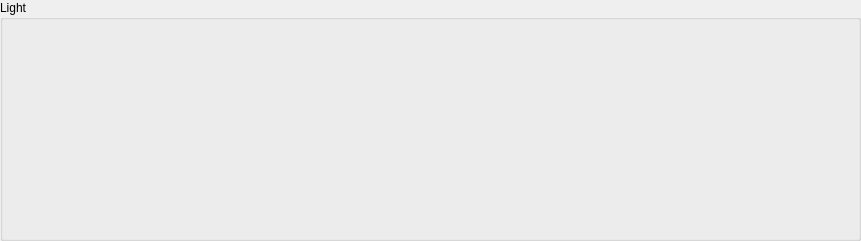
Old version of the form Editor/Sources/PropertyViews/LightComponent.ui in the repository maxon887/Cross.
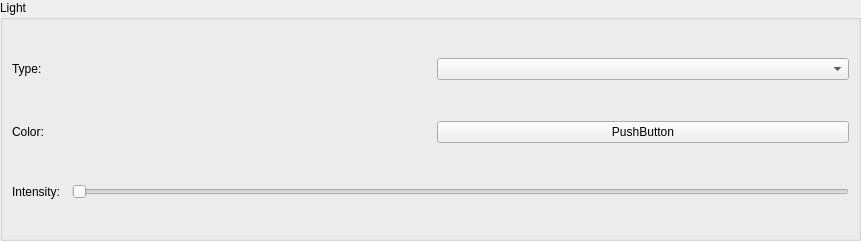
New version of the form. Custom widgets are drawn as their Qt base class.

Commit message: Shader view load file functional

```diff
--- a/Editor/Sources/PropertyViews/LightComponent.ui
+++ b/Editor/Sources/PropertyViews/LightComponent.ui
@@ -41,6 +41,56 @@
       <property name="spacing">
        <number>12</number>
       </property>
+      <item>
+       <layout class="QHBoxLayout" name="typeLayout">
+        <item>
+         <widget class="QLabel" name="typeLabel">
+          <property name="text">
+           <string>Type:</string>
+          </property>
+         </widget>
+        </item>
+        <item>
+         <widget class="QComboBox" name="typeBox"/>
+        </item>
+       </layout>
+      </item>
+      <item>
+       <layout class="QHBoxLayout" name="colorLayout">
+        <item>
+         <widget class="QLabel" name="colorLabel">
+          <property name="text">
+           <string>Color:</string>
+          </property>
+         </widget>
+        </item>
+        <item>
+         <widget class="QPushButton" name="colorBtn">
+          <property name="text">
+           <string>PushButton</string>
+          </property>
+         </widget>
+        </item>
+       </layout>
+      </item>
+      <item>
+       <layout class="QHBoxLayout" name="intensityLayout">
+        <item>
+         <widget class="QLabel" name="intenstyLabel">
+          <property name="text">
+           <string>Intensity:</string>
+          </property>
+         </widget>
+        </item>
+        <item>
+         <widget class="QSlider" name="intensitySlider">
+          <property name="orientation">
+           <enum>Qt::Horizontal</enum>
+          </property>
+         </widget>
+        </item>
+       </layout>
+      </item>
      </layout>
     </widget>
    </item>
```
The commit also changes 2 other files.
